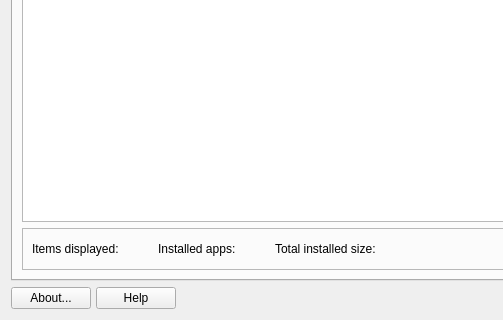
Qt form mainwindow.ui (CachyOS/packageinstaller) before a commit; both pictures show x 0 to 503 and y 208 to 528 of the 1031 by 528 pixel window.
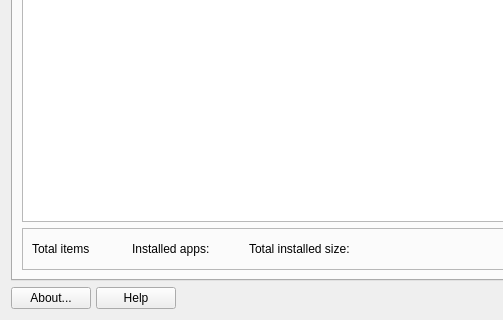
The same form after that commit. Icons and pictures are not drawn.

```diff
--- a/mainwindow.ui
+++ b/mainwindow.ui
@@ -1298,7 +1298,7 @@
           <item row="2" column="0">
            <widget class="QLabel" name="labelTotalApps_4">
             <property name="text">
-             <string>Items displayed:</string>
+             <string>Total items </string>
             </property>
            </widget>
           </item>
```
